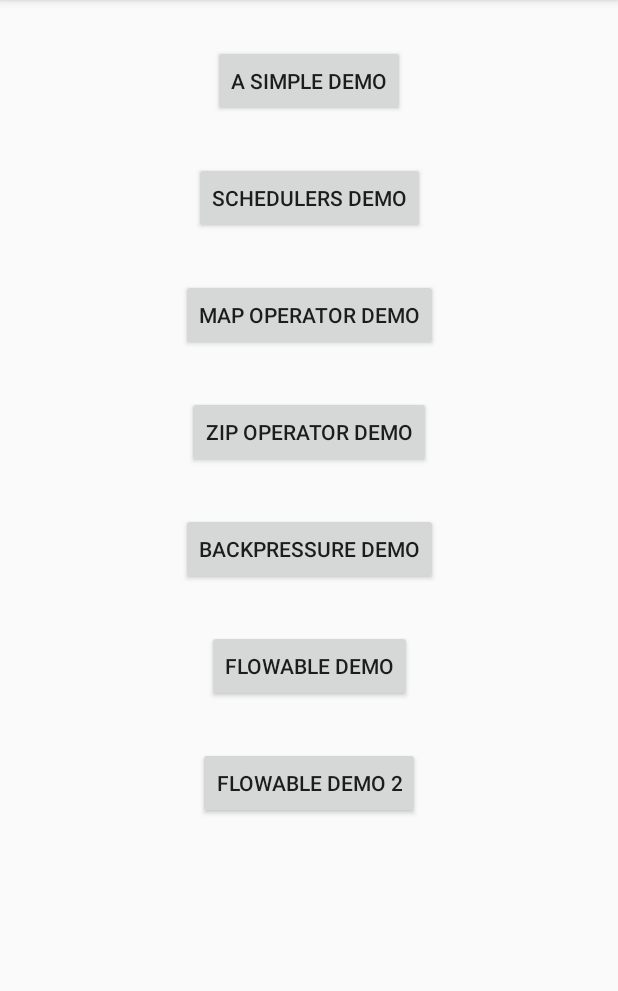
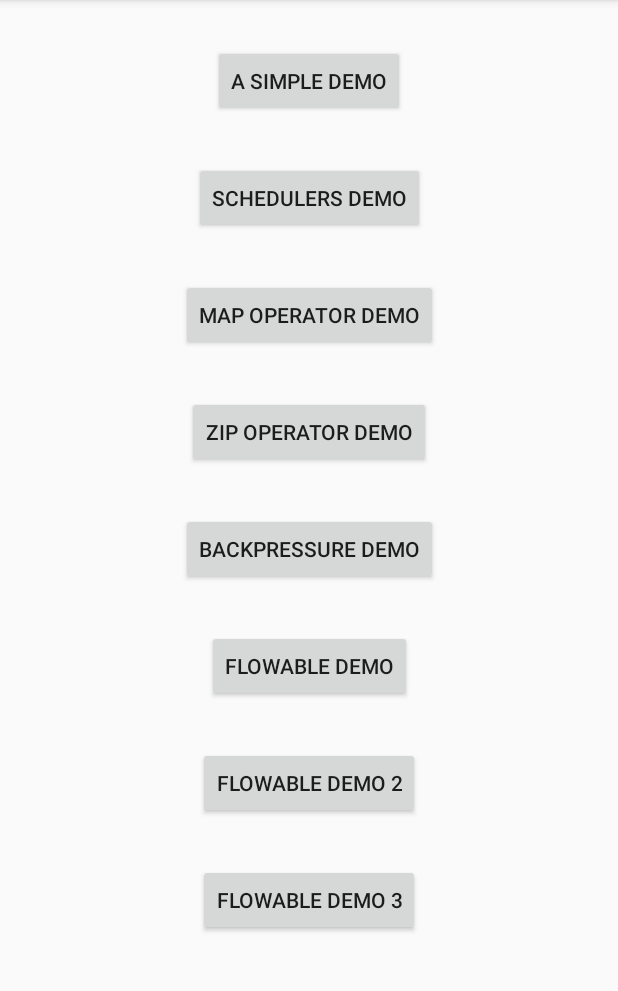
Before and after one commit to lizhen0211/Android_Rx_Java_2_Sample, an Android app: the screen it shows after launch (MainActivity), on a phone screen of 412 x 824 dp, the part 84-1075 px from its top. Run offline under Robolectric (Android 15) with nearby library versions, the phone set to English and light mode, and no system bars.

```diff
--- a/app/src/main/AndroidManifest.xml
+++ b/app/src/main/AndroidManifest.xml
@@ -11,7 +11,8 @@
         android:roundIcon="@mipmap/ic_launcher_round"
         android:supportsRtl="true"
         android:theme="@style/AppTheme">
-        <activity android:name=".FlowableActivity2"/>
+        <activity android:name=".FlowableActivity3"/>
+        <activity android:name=".FlowableActivity2" />
         <activity android:name=".FlowableActivity" />
         <activity android:name=".BackpressureActivity" />
         <activity android:name=".ZipOperatorActivity" />
--- a/app/src/main/java/com/lz/android_rxjava2_sample/MainActivity.java
+++ b/app/src/main/java/com/lz/android_rxjava2_sample/MainActivity.java
@@ -47,4 +47,9 @@ public class MainActivity extends AppCompatActivity {
         Intent intent = new Intent(MainActivity.this, FlowableActivity2.class);
         startActivity(intent);
     }
+
+    public void onFlowable3Click(View view) {
+        Intent intent = new Intent(MainActivity.this, FlowableActivity3.class);
+        startActivity(intent);
+    }
 }
--- a/app/src/main/res/layout/activity_main.xml
+++ b/app/src/main/res/layout/activity_main.xml
@@ -1,4 +1,8 @@
 <?xml version="1.0" encoding="utf-8"?>
+<ScrollView xmlns:android="http://schemas.android.com/apk/res/android"
+    android:layout_width="match_parent"
+    android:layout_height="match_parent">
+
     <android.support.constraint.ConstraintLayout xmlns:android="http://schemas.android.com/apk/res/android"
         xmlns:app="http://schemas.android.com/apk/res-auto"
         xmlns:tools="http://schemas.android.com/tools"
@@ -83,4 +87,16 @@
             app:layout_constraintRight_toRightOf="parent"
             app:layout_constraintTop_toBottomOf="@id/flowable_demo_btn" />
 
+        <Button
+            android:id="@+id/flowable_demo3_btn"
+            android:layout_width="wrap_content"
+            android:layout_height="wrap_content"
+            android:layout_marginTop="30dp"
+            android:onClick="onFlowable3Click"
+            android:text="flowable demo 3"
+            app:layout_constraintLeft_toLeftOf="parent"
+            app:layout_constraintRight_toRightOf="parent"
+            app:layout_constraintTop_toBottomOf="@id/flowable_demo2_btn" />
+
     </android.support.constraint.ConstraintLayout>
+</ScrollView>
```
Also changed, not shown: app/src/main/java/com/lz/android_rxjava2_sample/FlowableActivity3.java (added, +122 -0 lines), app/src/main/res/layout/activity_flowable3.xml (added, +31 -0 lines). Lines whose indentation alone changed are shown as unchanged.
